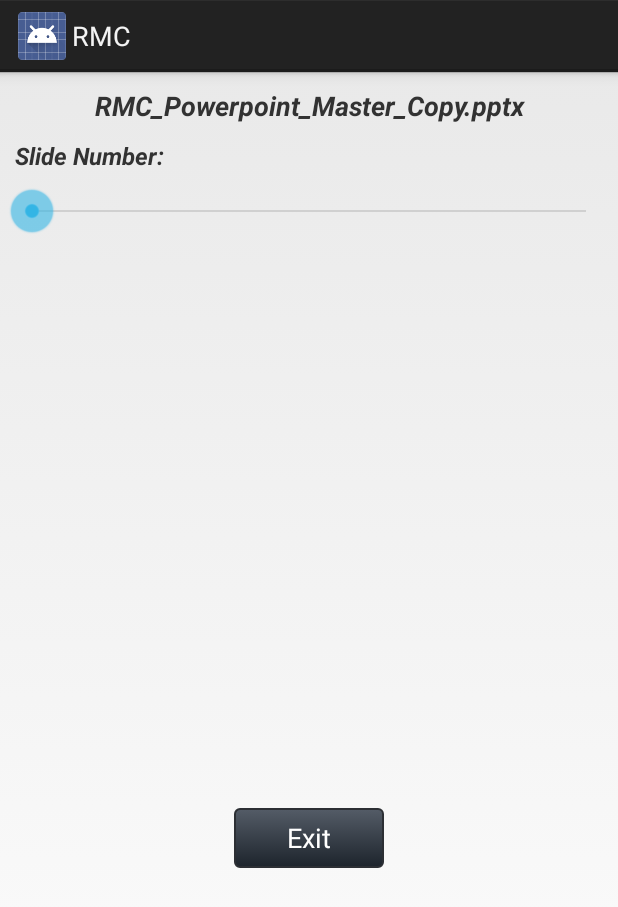
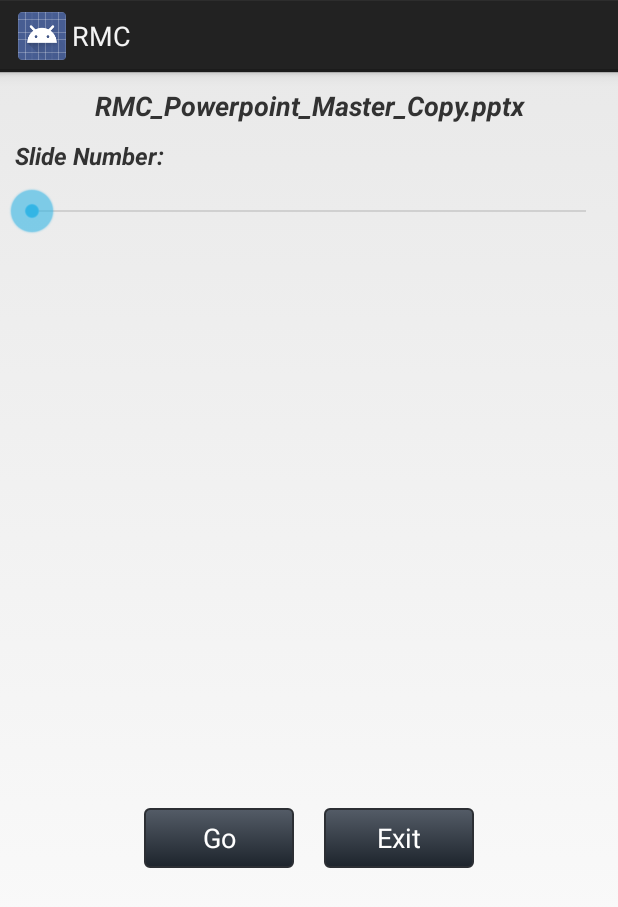
Before and after one commit to StripelessZebra/RMC_2014, an Android app: the layout slides_layout.xml on its own in the app's theme, with its tools: preview values and no code run, on a phone screen of 412 x 824 dp. Shown: the top 907 px of the screen. Run offline under Robolectric (Android 15) with nearby library versions, the phone set to English and light mode, and no system bars.

Commit message:
added button to go to seekbar's selected slide

```diff
--- a/app/src/main/res/layout/slides_layout.xml
+++ b/app/src/main/res/layout/slides_layout.xml
@@ -55,6 +55,18 @@
         android:gravity="center">
 
         <Button
+            android:id="@+id/goToSlideBtn"
+            android:layout_width="100dp"
+            android:layout_height="40dp"
+            android:background="@drawable/settings_button_style"
+            android:layout_marginTop="20dp"
+            android:layout_marginBottom="15dp"
+            android:layout_marginRight="20dp"
+            android:textColor="#fff"
+            android:text="Go"
+            />
+
+        <Button
             android:id="@+id/closeSlideBtn"
             android:layout_width="100dp"
             android:layout_height="40dp"
```
Also changed, not shown: app/src/main/java/com/example/RMC/BluetoothChat.java (+10 -1 lines).
